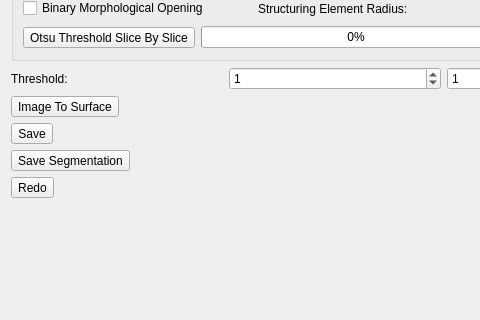
Above: Libs/view/BoneSegmentationWidget.ui from wuzhuobin/MITK-Project before the change; both pictures show x 0 to 480 and y 321 to 641 of the 744 by 811 pixel window. Below: the same form after it.
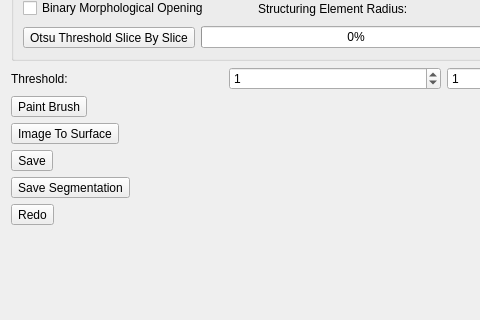
That is the form after the change.

Commit message: Add tool manager

The edit to the form file:
```diff
--- a/Libs/view/BoneSegmentationWidget.ui
+++ b/Libs/view/BoneSegmentationWidget.ui
@@ -389,6 +389,19 @@
      </item>
     </layout>
    </item>
+   <item>
+    <widget class="QToolButton" name="toolButtonPaintBrush">
+     <property name="text">
+      <string>Paint Brush</string>
+     </property>
+     <property name="checkable">
+      <bool>true</bool>
+     </property>
+     <attribute name="buttonGroup">
+      <string notr="true">buttonGroup</string>
+     </attribute>
+    </widget>
+   </item>
    <item>
     <widget class="QToolButton" name="toolButtonImageToSurface">
      <property name="text">
```
Left out of the diff: 2 changed lines with no effect on the pictures. The commit also changes 3 other files.
